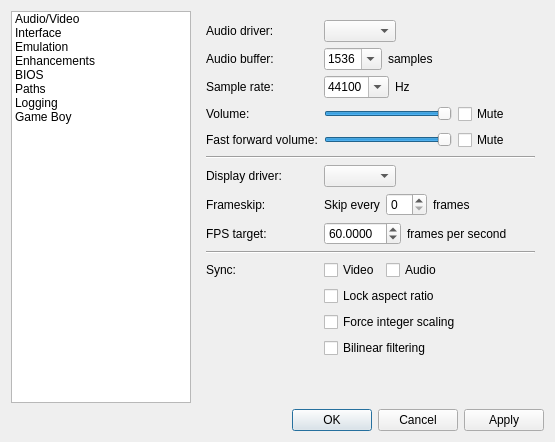
kiddreads/Avalon-copy2, file Libretro/mgba/src/platform/qt/SettingsView.ui: the form before one commit.
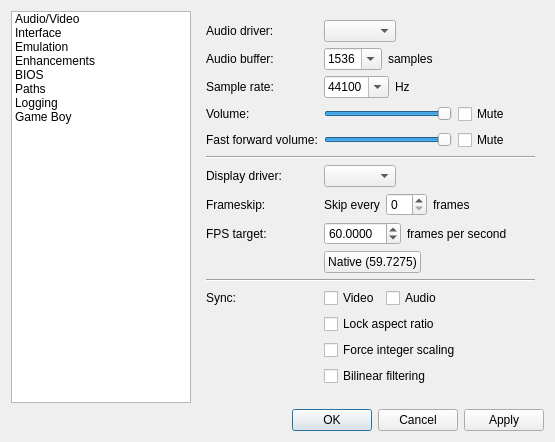
The form after the commit.

Commit message: Qt: Add native FPS button to settings view

```diff
--- a/Libretro/mgba/src/platform/qt/SettingsView.ui
+++ b/Libretro/mgba/src/platform/qt/SettingsView.ui
@@ -6,8 +6,8 @@
    <rect>
     <x>0</x>
     <y>0</y>
-    <width>790</width>
-    <height>686</height>
+    <width>849</width>
+    <height>753</height>
    </rect>
   </property>
   <property name="sizePolicy">
@@ -399,21 +399,21 @@
          </item>
         </layout>
        </item>
-       <item row="9" column="0" colspan="2">
+       <item row="10" column="0" colspan="2">
         <widget class="Line" name="line_5">
          <property name="orientation">
           <enum>Qt::Horizontal</enum>
          </property>
         </widget>
        </item>
-       <item row="10" column="0">
+       <item row="11" column="0">
         <widget class="QLabel" name="label_2">
          <property name="text">
           <string>Sync:</string>
          </property>
         </widget>
        </item>
-       <item row="10" column="1">
+       <item row="11" column="1">
         <layout class="QHBoxLayout" name="horizontalLayout_10">
          <item>
           <widget class="QCheckBox" name="videoSync">
@@ -431,27 +431,34 @@
          </item>
         </layout>
        </item>
-       <item row="11" column="1">
+       <item row="12" column="1">
         <widget class="QCheckBox" name="lockAspectRatio">
          <property name="text">
           <string>Lock aspect ratio</string>
          </property>
         </widget>
        </item>
-       <item row="12" column="1">
+       <item row="13" column="1">
         <widget class="QCheckBox" name="lockIntegerScaling">
          <property name="text">
           <string>Force integer scaling</string>
          </property>
         </widget>
        </item>
-       <item row="13" column="1">
+       <item row="14" column="1">
         <widget class="QCheckBox" name="resampleVideo">
          <property name="text">
           <string>Bilinear filtering</string>
          </property>
         </widget>
        </item>
+       <item row="9" column="1">
+        <widget class="QPushButton" name="nativeGB">
+         <property name="text">
+          <string>Native (59.7275)</string>
+         </property>
+        </widget>
+       </item>
       </layout>
      </widget>
      <widget class="QWidget" name="interface_2">
```
The commit also changes 2 other files.
